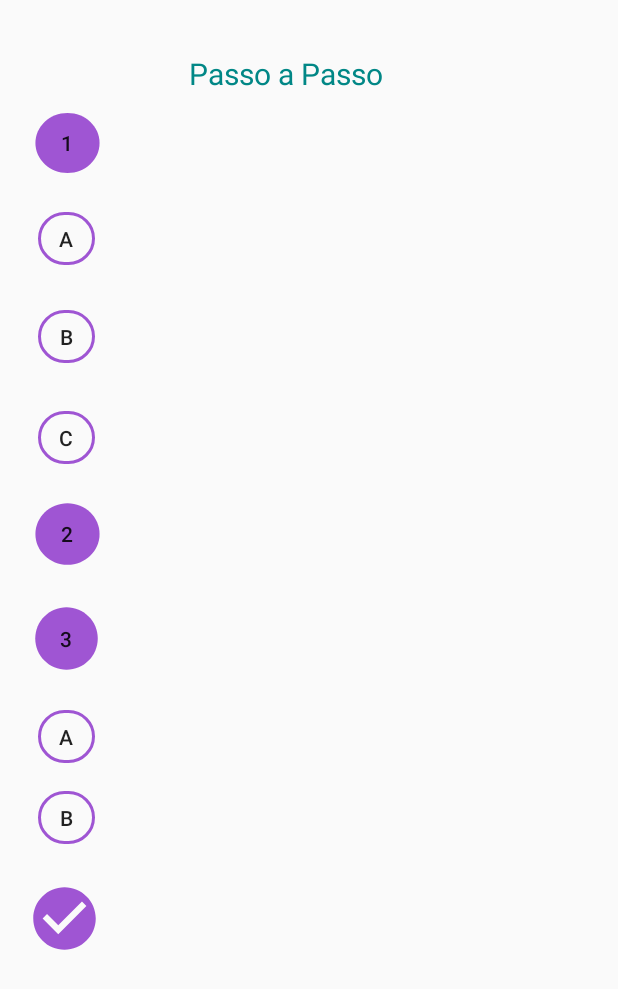
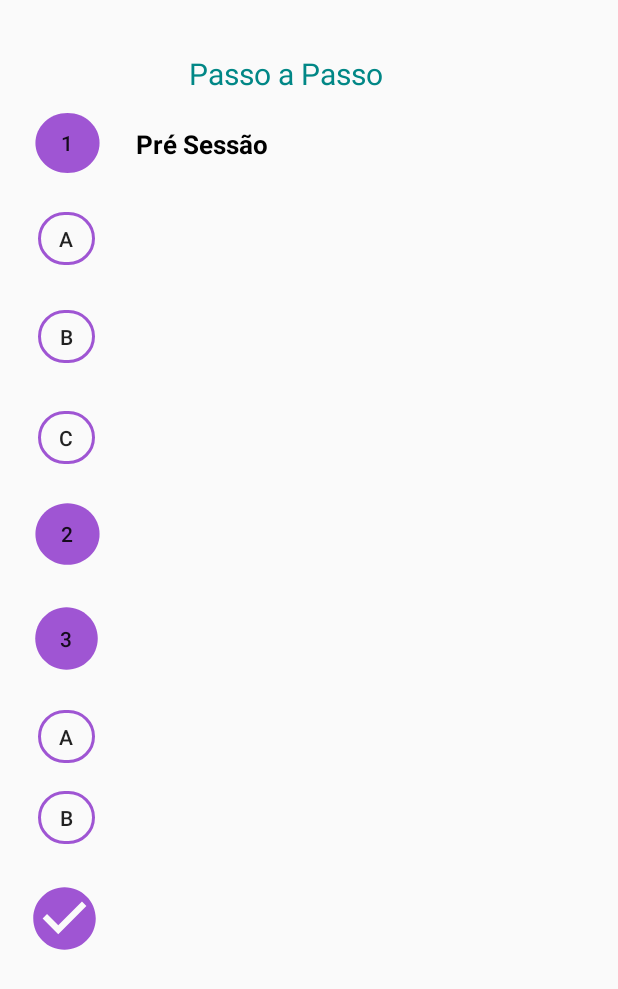
Before and after one commit to kiragb/Projeto_Clinica, an Android app: the Passo_a_Passo screen opened directly, with no data from a screen before it, on a phone screen of 412 x 824 dp. Shown: the top 989 px of the screen. Run offline under Robolectric (Android 15) with nearby library versions, the light colour scheme and no system bars.

Commit message:
Fazendo o passo a passo

```diff
--- a/app/src/main/res/layout/activity_passo_apasso.xml
+++ b/app/src/main/res/layout/activity_passo_apasso.xml
@@ -140,4 +140,18 @@
         app:layout_constraintTop_toTopOf="parent"
         app:layout_constraintVertical_bias="0.044" />
 
+    <TextView
+        android:id="@+id/textView3"
+        android:layout_width="wrap_content"
+        android:layout_height="wrap_content"
+        android:text="Pré Sessão"
+        android:textColor="@color/black"
+        android:textSize="17dp"
+        android:textStyle="bold"
+        app:layout_constraintBottom_toBottomOf="parent"
+        app:layout_constraintEnd_toEndOf="parent"
+        app:layout_constraintHorizontal_bias="0.28"
+        app:layout_constraintStart_toStartOf="parent"
+        app:layout_constraintTop_toTopOf="parent"
+        app:layout_constraintVertical_bias="0.105" />
 </androidx.constraintlayout.widget.ConstraintLayout>
```
